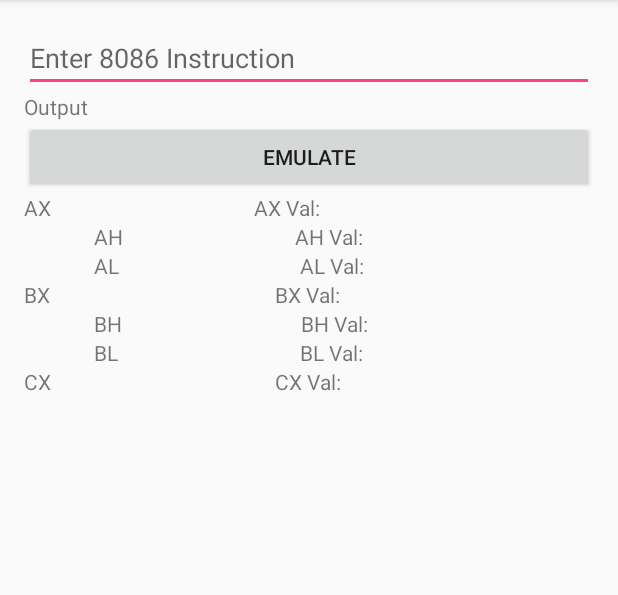
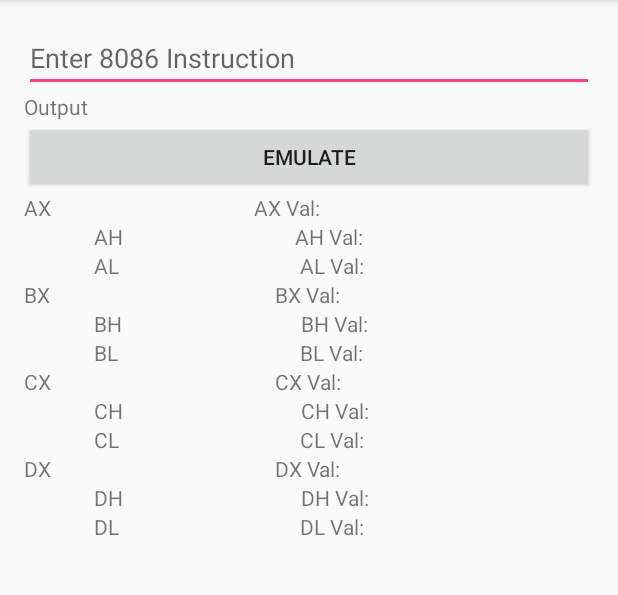
Before and after one commit to TimothyHuesmann/emu8086, an Android app: the screen it shows after launch (MainActivity), on a phone screen of 412 x 824 dp, the part 84-679 px from its top. Run offline under Robolectric (Android 15) with nearby library versions, the phone set to English and light mode, and no system bars.

Commit message:
finished the main registers display

```diff
--- a/app/src/main/res/layout/activity_main.xml
+++ b/app/src/main/res/layout/activity_main.xml
@@ -147,7 +147,7 @@
         <LinearLayout
             android:orientation="horizontal"
             android:layout_width="match_parent"
-            android:layout_height="26dp">
+            android:layout_height="wrap_content">
             <TextView
                 android:text="CX       "
                 android:layout_width="wrap_content"
@@ -161,5 +161,90 @@
                 android:id="@+id/CXValue"
                 android:layout_weight="1"/>
         </LinearLayout>
+        <LinearLayout
+            android:orientation="horizontal"
+            android:layout_width="match_parent"
+            android:layout_height="wrap_content">
+            <TextView
+                android:text="              CH  "
+                android:layout_width="wrap_content"
+                android:layout_height="wrap_content"
+                android:id="@+id/CHLabel"
+                android:layout_weight=".75"/>
+            <TextView
+                android:text="CH Val:"
+                android:layout_width="wrap_content"
+                android:layout_height="wrap_content"
+                android:id="@+id/CHValue"
+                android:layout_weight="1"/>
+        </LinearLayout>
+        <LinearLayout
+            android:orientation="horizontal"
+            android:layout_width="match_parent"
+            android:layout_height="wrap_content">
+            <TextView
+                android:text="              CL  "
+                android:layout_width="wrap_content"
+                android:layout_height="wrap_content"
+                android:id="@+id/CLLabel"
+                android:layout_weight=".75"/>
+            <TextView
+                android:text="CL Val:"
+                android:layout_width="wrap_content"
+                android:layout_height="wrap_content"
+                android:id="@+id/CLValue"
+                android:layout_weight="1"/>
+        </LinearLayout>
+        <LinearLayout
+            android:orientation="horizontal"
+            android:layout_width="match_parent"
+            android:layout_height="wrap_content">
+            <TextView
+                android:text="DX       "
+                android:layout_width="wrap_content"
+                android:layout_height="wrap_content"
+                android:id="@+id/DXLabel"
+                android:layout_weight=".75"/>
+            <TextView
+                android:text="DX Val:"
+                android:layout_width="wrap_content"
+                android:layout_height="wrap_content"
+                android:id="@+id/DXValue"
+                android:layout_weight="1"/>
+        </LinearLayout>
+        <LinearLayout
+            android:orientation="horizontal"
+            android:layout_width="match_parent"
+            android:layout_height="wrap_content">
+            <TextView
+                android:text="              DH  "
+                android:layout_width="wrap_content"
+                android:layout_height="wrap_content"
+                android:id="@+id/DHLabel"
+                android:layout_weight=".75"/>
+            <TextView
+                android:text="DH Val:"
+                android:layout_width="wrap_content"
+                android:layout_height="wrap_content"
+                android:id="@+id/DHValue"
+                android:layout_weight="1"/>
+        </LinearLayout>
+        <LinearLayout
+            android:orientation="horizontal"
+            android:layout_width="match_parent"
+            android:layout_height="wrap_content">
+            <TextView
+                android:text="              DL  "
+                android:layout_width="wrap_content"
+                android:layout_height="wrap_content"
+                android:id="@+id/DLLabel"
+                android:layout_weight=".75"/>
+            <TextView
+                android:text="DL Val:"
+                android:layout_width="wrap_content"
+                android:layout_height="wrap_content"
+                android:id="@+id/DLValue"
+                android:layout_weight="1"/>
+        </LinearLayout>
     </LinearLayout>
 </RelativeLayout>
```
